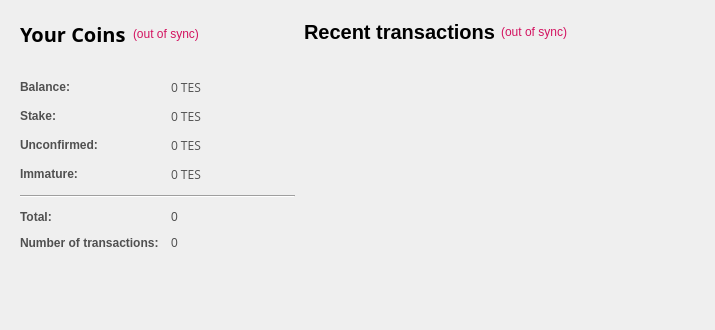
TeslacoinFoundation/TeslacoinCore, file src/qt/forms/overviewpage.ui: the form before one commit.
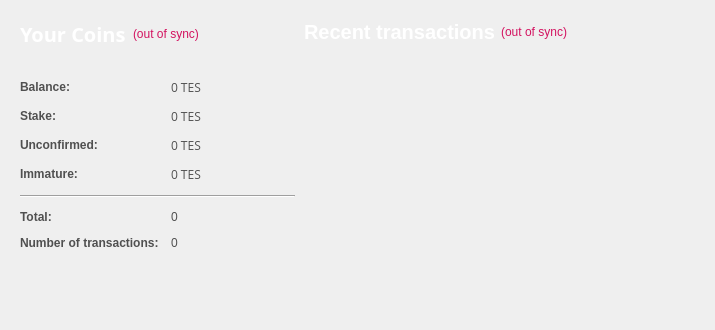
The form after the commit.

```diff
--- a/src/qt/forms/overviewpage.ui
+++ b/src/qt/forms/overviewpage.ui
@@ -73,7 +73,7 @@
           <item>
            <widget class="QLabel" name="label_4">
             <property name="text">
-             <string>&lt;html&gt;&lt;head/&gt;&lt;body&gt;&lt;p&gt;&lt;span style=&quot; font-size:20px; font-weight:600; color:#000000;&quot;&gt;Recent transactions&lt;/span&gt;&lt;/p&gt;&lt;/body&gt;&lt;/html&gt;</string>
+             <string>&lt;html&gt;&lt;head/&gt;&lt;body&gt;&lt;p&gt;&lt;span style=&quot; font-size:20px; font-weight:600; color:#ffffff;&quot;&gt;Recent transactions&lt;/span&gt;&lt;/p&gt;&lt;/body&gt;&lt;/html&gt;</string>
             </property>
            </widget>
           </item>
@@ -193,7 +193,7 @@
              </font>
             </property>
             <property name="text">
-             <string>&lt;html&gt;&lt;head/&gt;&lt;body&gt;&lt;p&gt;&lt;span style=&quot; font-size:20px; font-weight:600; color:#000000;&quot;&gt;Your Coins&lt;/span&gt;&lt;/p&gt;&lt;/body&gt;&lt;/html&gt;</string>
+             <string>&lt;html&gt;&lt;head/&gt;&lt;body&gt;&lt;p&gt;&lt;span style=&quot; font-size:20px; font-weight:600; color:#ffffff;&quot;&gt;Your Coins&lt;/span&gt;&lt;/p&gt;&lt;/body&gt;&lt;/html&gt;</string>
             </property>
            </widget>
           </item>
```
